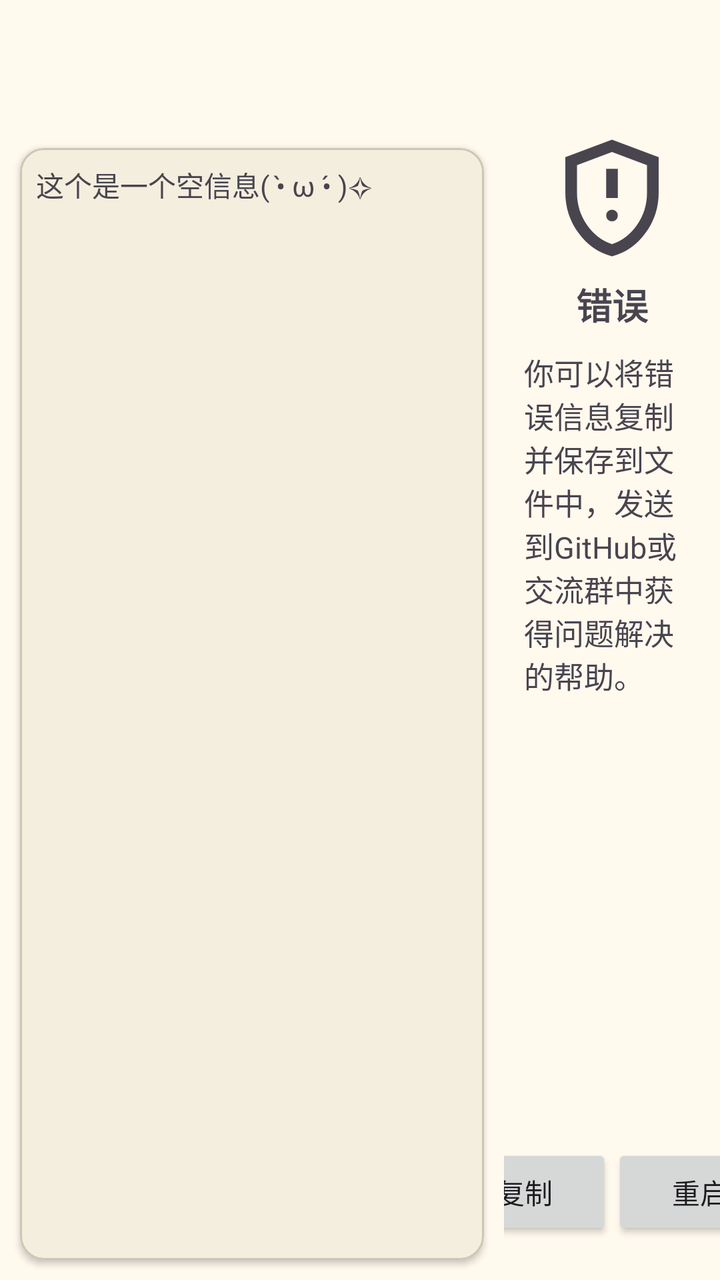
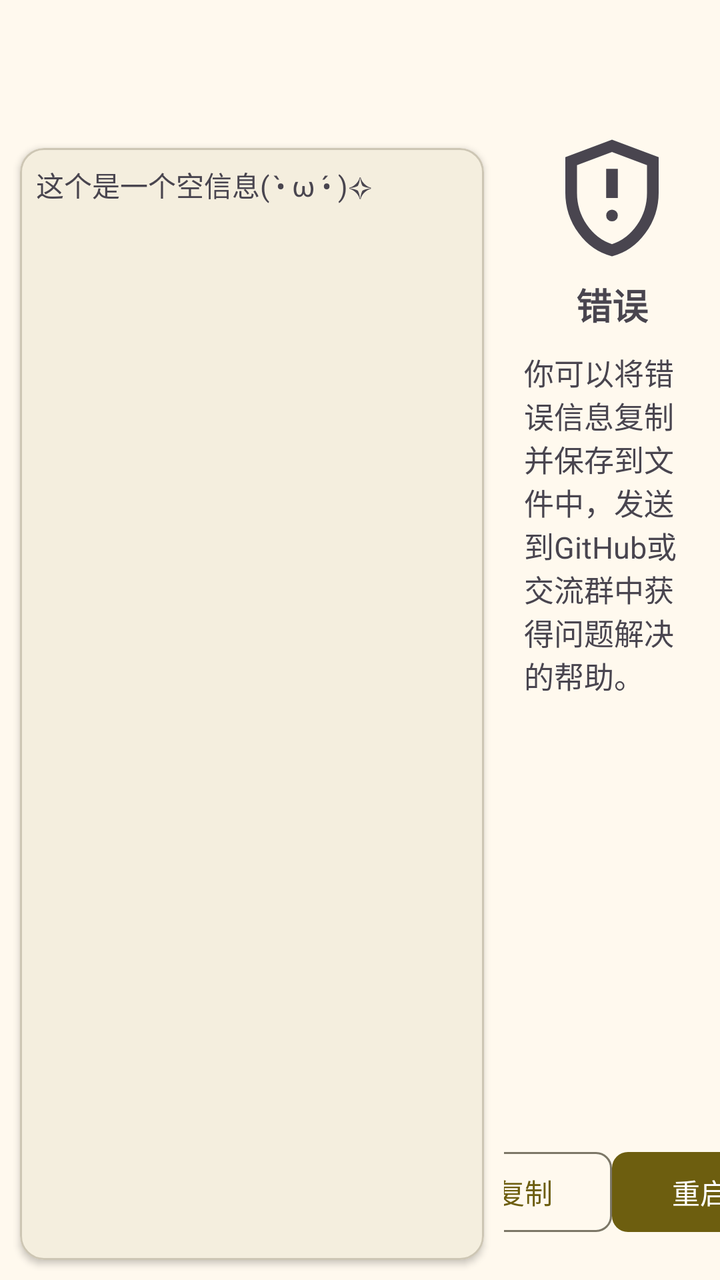

The first picture is an Android layout as it rendered before a commit; the second is the same layout after the commit. The layout source and the unified diff follow.
<!-- AndroidManifest.xml: activity theme AppTheme -->
<!-- res/layout/activity_crash.xml -->
<?xml version="1.0" encoding="utf-8"?>
<LinearLayout xmlns:android="http://schemas.android.com/apk/res/android"
    xmlns:app="http://schemas.android.com/apk/res-auto"
    xmlns:tools="http://schemas.android.com/tools"
    android:layout_width="match_parent"
    android:layout_height="match_parent"
    android:fitsSystemWindows="true"
    android:orientation="vertical"
    tools:context=".ui.activity.CrashActivity">

    <com.google.android.material.appbar.AppBarLayout
        android:layout_height="wrap_content"
        android:layout_width="match_parent"
        android:fitsSystemWindows="true">

        <com.google.android.material.appbar.MaterialToolbar
            android:id="@+id/toolbar"
            android:layout_width="match_parent"
            android:layout_height="?attr/actionBarSize"
            android:theme="@style/ThemeOverlay.AppCompat.ActionBar" />
    </com.google.android.material.appbar.AppBarLayout>

    <LinearLayout
        android:layout_width="match_parent"
        android:layout_height="match_parent">

        <LinearLayout
            android:layout_width="0dp"
            android:layout_height="match_parent"
            android:layout_weight="7">

            <com.google.android.material.card.MaterialCardView
                android:layout_width="match_parent"
                android:layout_height="match_parent"
                android:layout_margin="10dp"
                app:cardElevation="2dp">
                <ScrollView
                    android:layout_width="match_parent"
                    android:layout_height="match_parent">
                    <TextView
                        android:layout_margin="8dp"
                        android:id="@+id/crash_text"
                        android:layout_width="match_parent"
                        android:layout_height="match_parent"
                        android:textIsSelectable="true"
                        android:text="@string/empty" />
                </ScrollView>
            </com.google.android.material.card.MaterialCardView>

        </LinearLayout>

        <androidx.constraintlayout.widget.ConstraintLayout
            android:layout_width="0dp"
            android:layout_height="match_parent"
            android:layout_weight="3">

            <ImageView
                app:layout_constraintStart_toStartOf="parent"
                app:layout_constraintEnd_toEndOf="parent"
                app:layout_constraintTop_toTopOf="parent"
                android:layout_width="70dp"
                android:layout_height="70dp"
                android:id="@+id/warn_img"
                android:src="@drawable/ic_error" />

            <TextView
                android:layout_width="wrap_content"
                android:layout_height="wrap_content"
                android:text="@string/warning_error"
                app:layout_constraintStart_toStartOf="parent"
                app:layout_constraintEnd_toEndOf="parent"
                app:layout_constraintTop_toBottomOf="@id/warn_img"
                android:id="@+id/warning_text"
                android:textSize="18sp"
                android:textStyle="bold"
                android:layout_marginTop="5dp" />

            <TextView
                android:layout_width="match_parent"
                android:layout_height="wrap_content"
                android:text="@string/warning_content"
                app:layout_constraintStart_toStartOf="parent"
                app:layout_constraintEnd_toEndOf="parent"
                app:layout_constraintTop_toBottomOf="@id/warning_text"
                android:textSize="15sp"
                android:layout_marginStart="10dp"
                android:layout_marginEnd="10dp"
                android:layout_marginTop="10dp" />

            <Button
                android:layout_width="wrap_content"
                android:layout_height="wrap_content"
                android:text="@string/copy"
                android:id="@+id/copy_button"
                android:layout_marginBottom="20dp"
                app:layout_constraintBottom_toBottomOf="parent"
                app:layout_constraintStart_toStartOf="parent"
                app:layout_constraintEnd_toStartOf="@+id/restart_button" />

            <Button
                android:layout_width="wrap_content"
                android:layout_height="wrap_content"
                android:text="@string/restart"
                android:id="@+id/restart_button"
                android:layout_marginBottom="20dp"
                app:layout_constraintBottom_toBottomOf="parent"
                app:layout_constraintStart_toEndOf="@id/copy_button"
                app:layout_constraintEnd_toEndOf="parent" />

        </androidx.constraintlayout.widget.ConstraintLayout>
    </LinearLayout>

</LinearLayout>
<!-- resources referenced by this layout -->
<resources>
  <!-- drawable ic_error (drawable) -->
  <vector xmlns:android="http://schemas.android.com/apk/res/android"
      android:width="24dp"
      android:height="24dp"
      android:viewportWidth="960"
      android:viewportHeight="960"
      android:tint="?attr/colorControlNormal">
    <path
        android:fillColor="@android:color/white"
        android:pathData="M480,640Q497,640 508.5,628.5Q520,617 520,600Q520,583 508.5,571.5Q497,560 480,560Q463,560 451.5,571.5Q440,583 440,600Q440,617 451.5,628.5Q463,640 480,640ZM440,480L520,480L520,280L440,280L440,480ZM480,880Q341,845 250.5,720.5Q160,596 160,444L160,200L480,80L800,200L800,444Q800,596 709.5,720.5Q619,845 480,880ZM480,796Q584,763 652,664Q720,565 720,444L720,255L480,165L240,255L240,444Q240,565 308,664Q376,763 480,796ZM480,480Q480,480 480,480Q480,480 480,480L480,480L480,480L480,480L480,480Q480,480 480,480Q480,480 480,480Z"/>
  </vector>
  <string name="copy">复制</string>
  <string name="empty">这个是一个空信息( •̀ ω •́ )✧</string>
  <string name="restart">重启</string>
  <string name="warning_content">你可以将错误信息复制并保存到文件中，发送到GitHub或交流群中获得问题解决的帮助。</string>
  <string name="warning_error">错误</string>
  <color name="md_theme_primary">#6D5E0F</color>
  <color name="md_theme_onPrimary">#FFFFFF</color>
  <color name="md_theme_primaryContainer">#F8E287</color>
  <color name="md_theme_onPrimaryContainer">#534600</color>
  <color name="md_theme_secondary">#665E40</color>
  <color name="md_theme_onSecondary">#FFFFFF</color>
  <color name="md_theme_secondaryContainer">#EEE2BC</color>
  <color name="md_theme_onSecondaryContainer">#4E472A</color>
  <color name="md_theme_tertiary">#43664E</color>
  <color name="md_theme_onTertiary">#FFFFFF</color>
  <color name="md_theme_tertiaryContainer">#C5ECCE</color>
  <color name="md_theme_onTertiaryContainer">#2C4E38</color>
  <color name="md_theme_error">#BA1A1A</color>
  <color name="md_theme_onError">#FFFFFF</color>
  <color name="md_theme_errorContainer">#FFDAD6</color>
  <color name="md_theme_onErrorContainer">#93000A</color>
  <color name="md_theme_background">#FFF9EE</color>
  <color name="md_theme_onBackground">#1E1B13</color>
  <color name="md_theme_surface">#FFF9EE</color>
  <color name="md_theme_onSurface">#1E1B13</color>
  <color name="md_theme_surfaceVariant">#EAE2D0</color>
  <color name="md_theme_onSurfaceVariant">#4B4739</color>
  <color name="md_theme_outline">#7C7767</color>
  <color name="md_theme_outlineVariant">#CDC6B4</color>
  <color name="md_theme_inverseSurface">#333027</color>
  <color name="md_theme_inverseOnSurface">#F7F0E2</color>
  <color name="md_theme_inversePrimary">#DBC66E</color>
  <color name="md_theme_primaryFixed">#F8E287</color>
  <color name="md_theme_onPrimaryFixed">#221B00</color>
  <color name="md_theme_primaryFixedDim">#DBC66E</color>
  <color name="md_theme_onPrimaryFixedVariant">#534600</color>
  <color name="md_theme_secondaryFixed">#EEE2BC</color>
  <color name="md_theme_onSecondaryFixed">#211B04</color>
  <color name="md_theme_secondaryFixedDim">#D1C6A1</color>
  <color name="md_theme_onSecondaryFixedVariant">#4E472A</color>
  <color name="md_theme_tertiaryFixed">#C5ECCE</color>
  <color name="md_theme_onTertiaryFixed">#00210F</color>
  <color name="md_theme_tertiaryFixedDim">#A9D0B3</color>
  <color name="md_theme_onTertiaryFixedVariant">#2C4E38</color>
  <color name="md_theme_surfaceDim">#E0D9CC</color>
  <color name="md_theme_surfaceBright">#FFF9EE</color>
  <color name="md_theme_surfaceContainerLowest">#FFFFFF</color>
  <color name="md_theme_surfaceContainerLow">#FAF3E5</color>
  <color name="md_theme_surfaceContainer">#F4EDDF</color>
  <color name="md_theme_surfaceContainerHigh">#EEE8DA</color>
  <color name="md_theme_surfaceContainerHighest">#E8E2D4</color>
  <!-- unchanged entries left out for length: 1 -->
</resources>

<!-- the commit's change to res/layout/activity_crash.xml (unified diff, before → after) -->
@@ -87,21 +87,24 @@
                 android:layout_marginEnd="10dp"
                 android:layout_marginTop="10dp" />
 
-            <Button
+            <com.google.android.material.button.MaterialButton
                 android:layout_width="wrap_content"
                 android:layout_height="wrap_content"
+                style="?attr/materialButtonOutlinedStyle"
                 android:text="@string/copy"
                 android:id="@+id/copy_button"
+                app:cornerRadius="8dp"
                 android:layout_marginBottom="20dp"
                 app:layout_constraintBottom_toBottomOf="parent"
                 app:layout_constraintStart_toStartOf="parent"
                 app:layout_constraintEnd_toStartOf="@+id/restart_button" />
 
-            <Button
+            <com.google.android.material.button.MaterialButton
                 android:layout_width="wrap_content"
                 android:layout_height="wrap_content"
                 android:text="@string/restart"
                 android:id="@+id/restart_button"
+                app:cornerRadius="8dp"
                 android:layout_marginBottom="20dp"
                 app:layout_constraintBottom_toBottomOf="parent"
                 app:layout_constraintStart_toEndOf="@id/copy_button"
